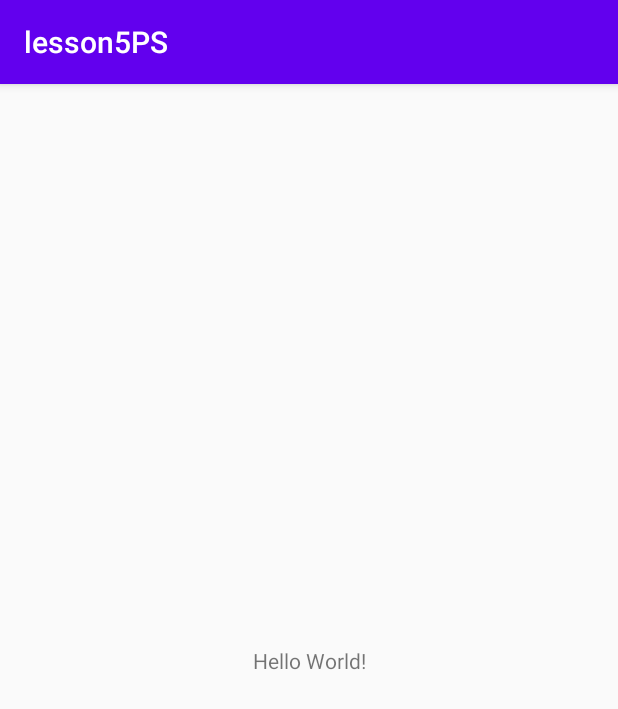
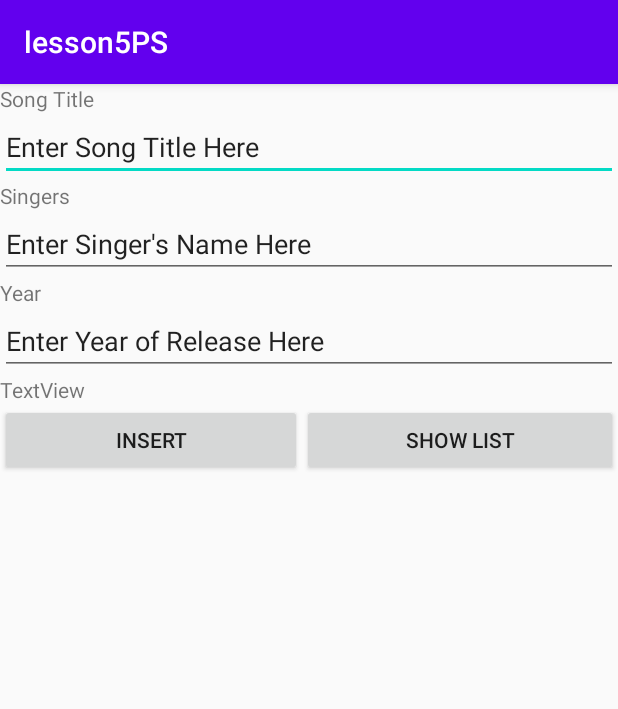
Before and after one commit to cheerful4ever/lesson5PS, an Android app: the screen it shows after launch (MainActivity), on a phone screen of 412 x 824 dp. Shown: the top 709 px of the screen. Run offline under Robolectric (Android 15) with nearby library versions, the phone set to English and light mode, and no system bars.

Commit message:
activities 1-10000000000

```diff
--- /dev/null
+++ b/app/src/main/java/com/example/lesson5ps/DBHelper.java
@@ -0,0 +1,42 @@
+package com.example.lesson5ps;
+
+import android.content.ContentValues;
+import android.database.sqlite.SQLiteDatabase;
+import android.database.sqlite.SQLiteOpenHelper;
+import android.util.Log;
+
+public class DBHelper extends SQLiteOpenHelper {
+
+    private static final String DATABASE_NAME = "song.db";
+    private static final int DATABASE_VERSION = 1;
+    private static final String TABLE_SONG = "song";
+    private static final String COLUMN_ID = "_id";
+    private static final String COLUMN_TITLE = "title";
+    private static final String COLUMN_SINGER = "singer";
+    private static final String COLUMN_YEAR = "year";
+    private static final String COLUMN_STARS = "stars";
+
+    @Override
+    public void onCreate(SQLiteDatabase sqLiteDatabase) {
+        String createNoteTableSql = "CREATE TABLE " + TABLE_SONG + "("
+                + COLUMN_ID + " INTEGER PRIMARY KEY AUTOINCREMENT,"
+                + COLUMN_TITLE + " TEXT " + COLUMN_SINGER + " TEXT " + COLUMN_YEAR + " INTEGER " + COLUMN_STARS + " INTEGER ) ";
+        db.execSQL(createNoteTableSql);
+        Log.i("info", "created tables");
+
+        //Dummy records, to be inserted when the database is created
+        for (int i = 0; i< 4; i++) {
+            ContentValues values = new ContentValues();
+            values.put(COLUMN_NOTE_CONTENT, "Data number " + i);
+            db.insert(TABLE_SONG, null, values);
+        }
+        Log.i("info", "dummy records inserted");
+    }
+
+    @Override
+    public void onUpgrade(SQLiteDatabase sqLiteDatabase, int i, int i1) {
+        //db.execSQL("DROP TABLE IF EXISTS " + TABLE_NOTE);
+        db.execSQL("ALTER TABLE " + TABLE_SONG + " ADD COLUMN module_name TEXT ");
+        //onCreate(db);
+    }
+}
--- a/app/src/main/res/layout/activity_main.xml
+++ b/app/src/main/res/layout/activity_main.xml
@@ -1,18 +1,77 @@
 <?xml version="1.0" encoding="utf-8"?>
-<androidx.constraintlayout.widget.ConstraintLayout xmlns:android="http://schemas.android.com/apk/res/android"
+<LinearLayout xmlns:android="http://schemas.android.com/apk/res/android"
     xmlns:app="http://schemas.android.com/apk/res-auto"
     xmlns:tools="http://schemas.android.com/tools"
     android:layout_width="match_parent"
     android:layout_height="match_parent"
-    tools:context=".MainActivity">
+    android:orientation="vertical"
+    tools:context=".MainActivity" >
 
     <TextView
-        android:layout_width="wrap_content"
+        android:id="@+id/tvSongTitle"
+        android:layout_width="match_parent"
         android:layout_height="wrap_content"
-        android:text="Hello World!"
-        app:layout_constraintBottom_toBottomOf="parent"
-        app:layout_constraintLeft_toLeftOf="parent"
-        app:layout_constraintRight_toRightOf="parent"
-        app:layout_constraintTop_toTopOf="parent" />
+        android:text="Song Title" />
 
-</androidx.constraintlayout.widget.ConstraintLayout>
+    <EditText
+        android:id="@+id/etSongTitle"
+        android:layout_width="match_parent"
+        android:layout_height="wrap_content"
+        android:ems="10"
+        android:inputType="textPersonName"
+        android:text="Enter Song Title Here" />
+
+    <TextView
+        android:id="@+id/tvSingerName"
+        android:layout_width="match_parent"
+        android:layout_height="wrap_content"
+        android:text="Singers" />
+
+    <EditText
+        android:id="@+id/etSingerName"
+        android:layout_width="match_parent"
+        android:layout_height="wrap_content"
+        android:ems="10"
+        android:inputType="textPersonName"
+        android:text="Enter Singer's Name Here" />
+
+    <TextView
+        android:id="@+id/tvYear"
+        android:layout_width="match_parent"
+        android:layout_height="wrap_content"
+        android:text="Year" />
+
+    <EditText
+        android:id="@+id/etYear"
+        android:layout_width="match_parent"
+        android:layout_height="wrap_content"
+        android:ems="10"
+        android:inputType="textPersonName"
+        android:text="Enter Year of Release Here" />
+
+    <TextView
+        android:id="@+id/textView4"
+        android:layout_width="match_parent"
+        android:layout_height="wrap_content"
+        android:text="TextView" />
+
+    <LinearLayout
+        android:layout_width="match_parent"
+        android:layout_height="match_parent"
+        android:orientation="horizontal">
+
+        <Button
+            android:id="@+id/btnInsert"
+            android:layout_width="wrap_content"
+            android:layout_height="wrap_content"
+            android:layout_weight="1"
+            android:text="Insert" />
+
+        <Button
+            android:id="@+id/btnShowList"
+            android:layout_width="wrap_content"
+            android:layout_height="wrap_content"
+            android:layout_weight="1"
+            android:text="Show List" />
+    </LinearLayout>
+</LinearLayout>
```
